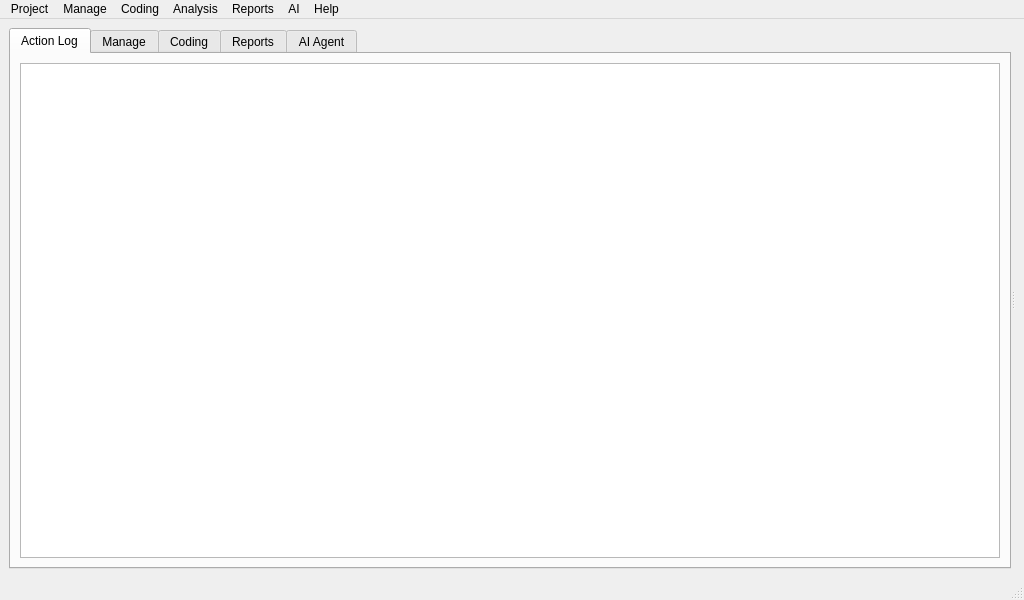
Above: src/GUI_UIs/ui_main.ui from qwertygc/QualCoder before the change. Below: the same form after it.
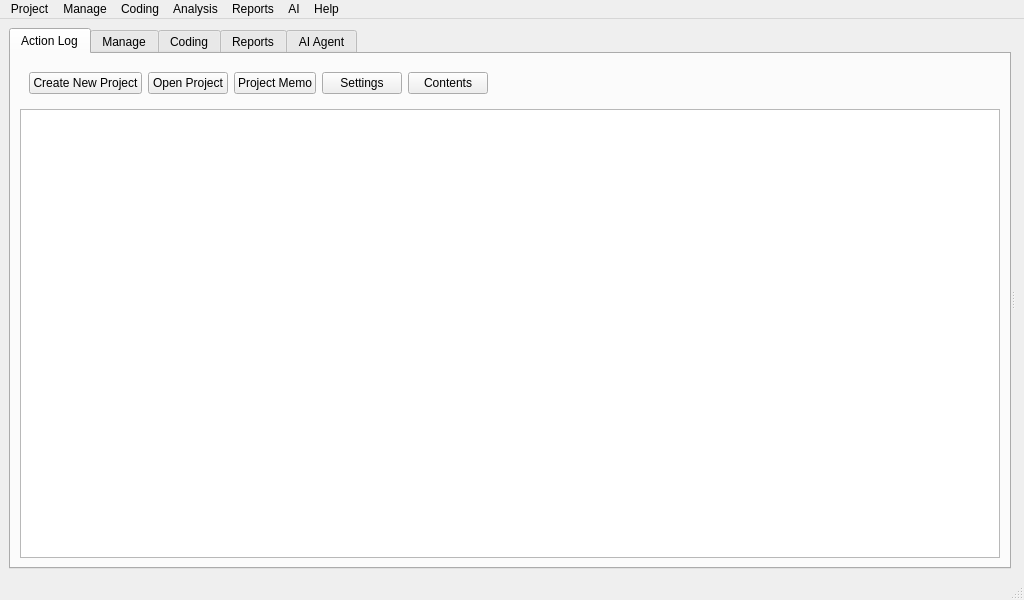
That is the form after the change.

Commit message:
Add quick-access buttons to Action Log tab
Add a button bar above the action log text area with quick-access
buttons for Create New Project, Open Project, Project Memo, Settings
and Contents (Help). Each button triggers the corresponding menu
action so existing behaviour and shortcuts are reused.

Regenerate ui_main.py from the updated ui_main.ui.

What changed in the file:
```diff
--- a/src/GUI_UIs/ui_main.ui
+++ b/src/GUI_UIs/ui_main.ui
@@ -40,8 +40,76 @@
         <attribute name="title">
          <string>Action Log</string>
         </attribute>
-        <layout class="QGridLayout" name="gridLayout_2">
-         <item row="0" column="0">
+        <layout class="QVBoxLayout" name="verticalLayout_action_log">
+         <item>
+          <widget class="QFrame" name="action_log_button_bar">
+           <property name="frameShape">
+            <enum>QFrame::Shape::NoFrame</enum>
+           </property>
+           <property name="frameShadow">
+            <enum>QFrame::Shadow::Plain</enum>
+           </property>
+           <layout class="QHBoxLayout" name="horizontalLayout_action_log">
+            <property name="contentsMargins">
+             <rect>
+              <x>0</x>
+              <y>0</y>
+              <width>0</width>
+              <height>0</height>
+             </rect>
+            </property>
+            <item>
+             <widget class="QPushButton" name="pushButton_new_project">
+              <property name="text">
+               <string>Create New Project</string>
+              </property>
+             </widget>
+            </item>
+            <item>
+             <widget class="QPushButton" name="pushButton_open_project">
+              <property name="text">
+               <string>Open Project</string>
+              </property>
+             </widget>
+            </item>
+            <item>
+             <widget class="QPushButton" name="pushButton_project_memo">
+              <property name="text">
+               <string>Project Memo</string>
+              </property>
+             </widget>
+            </item>
+            <item>
+             <widget class="QPushButton" name="pushButton_settings">
+              <property name="text">
+               <string>Settings</string>
+              </property>
+             </widget>
+            </item>
+            <item>
+             <widget class="QPushButton" name="pushButton_help">
+              <property name="text">
+               <string>Contents</string>
+              </property>
+             </widget>
+            </item>
+            <item>
+             <spacer name="horizontalSpacer_action_log">
+              <property name="orientation">
+               <enum>Qt::Orientation::Horizontal</enum>
+              </property>
+              <property name="sizeHint" stdset="0">
+               <size>
+                <width>40</width>
+                <height>20</height>
+               </size>
+              </property>
+             </spacer>
+            </item>
+           </layout>
+          </widget>
+         </item>
+         <item>
           <widget class="QTextEdit" name="textEdit"/>
          </item>
         </layout>
```
The commit also changes 2 other files.
